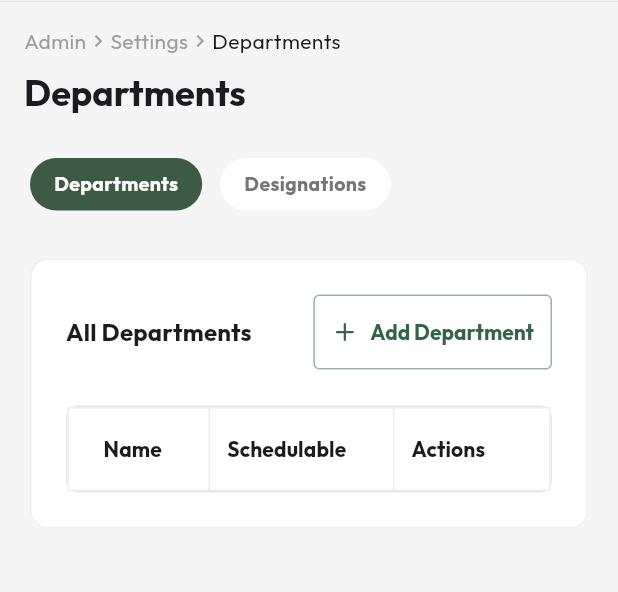
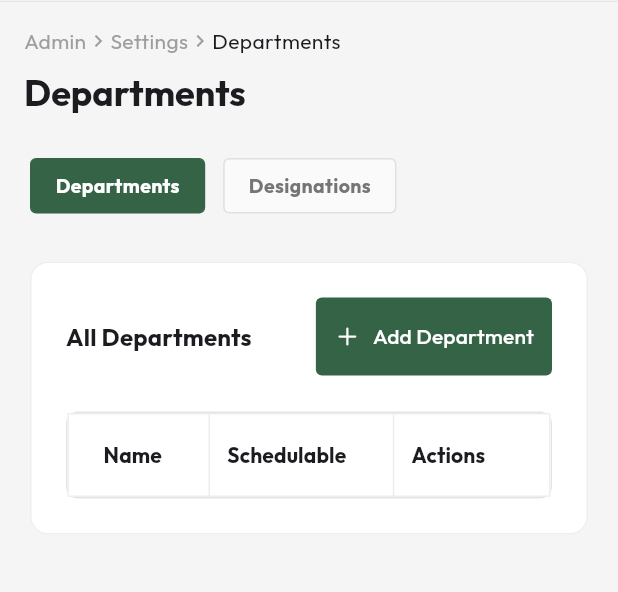
Before and after one commit to sofolitltd/centerassistant, a Flutter app: the DepartmentManagementPage screen opened by its route, on a phone screen of 412 x 824 dp, the part 82-674 px from its top. Run offline on Flutter 3.47's test engine with Material 3 defaults, Android fonts, the phone set to English and light mode, and no system bars; our stand-ins replace cloud_firestore, csv, data_table_2, dropdown_search, firebase_core, firebase_messaging and 12 more; missing offline and left inert: dart:js_interop; accounts and stored records are empty; generated files the repository leaves out were written again.

Commit message:
fix custom tab btn in settings

```diff
--- a/lib/app/admin/features/employees/presentation/pages/department_page.dart
+++ b/lib/app/admin/features/employees/presentation/pages/department_page.dart
@@ -118,7 +118,7 @@ class _DepartmentManagementPageState
                     fontWeight: FontWeight.bold,
                   ),
                 ),
-                OutlinedButton.icon(
+                ElevatedButton.icon(
                   onPressed: () => _showAddDepartmentDialog(),
                   icon: const Icon(LucideIcons.plus, size: 18),
                   label: const Text('Add Department'),
@@ -248,7 +248,7 @@ class _DepartmentManagementPageState
                     fontWeight: FontWeight.bold,
                   ),
                 ),
-                OutlinedButton.icon(
+                ElevatedButton.icon(
                   onPressed: () => _showAddDesignationDialog(deptsAsync),
                   icon: const Icon(LucideIcons.plus, size: 18),
                   label: const Text('Add Designation'),
@@ -620,13 +620,21 @@ class _TabButton extends StatelessWidget {
 
   @override
   Widget build(BuildContext context) {
-    return GestureDetector(
+    return InkWell(
+      borderRadius: BorderRadius.circular(4),
       onTap: onTap,
       child: Container(
         padding: const EdgeInsets.symmetric(horizontal: 16, vertical: 8),
         decoration: BoxDecoration(
-          color: isSelected ? const Color(0xFF3D5A45) : Colors.white,
-          borderRadius: BorderRadius.circular(50),
+          color: isSelected
+              ? Theme.of(context).primaryColor
+              : Colors.grey.shade50,
+          border: Border.all(
+            color: isSelected
+                ? Theme.of(context).primaryColor
+                : Colors.grey.shade300,
+          ),
+          borderRadius: BorderRadius.circular(4),
         ),
         child: Text(
           label,
--- a/lib/app/admin/features/settings/presentation/pages/service_rates_page.dart
+++ b/lib/app/admin/features/settings/presentation/pages/service_rates_page.dart
@@ -215,12 +215,12 @@ class _ServiceRatesPageState extends ConsumerState<ServiceRatesPage> {
     final isSelected = _filter == label;
     return InkWell(
       onTap: () => setState(() => _filter = label),
-      borderRadius: BorderRadius.circular(50),
+      borderRadius: BorderRadius.circular(4),
       child: Container(
         padding: const EdgeInsets.symmetric(horizontal: 16, vertical: 8),
         decoration: BoxDecoration(
           color: isSelected ? Theme.of(context).primaryColor : Colors.white,
-          borderRadius: BorderRadius.circular(50),
+          borderRadius: BorderRadius.circular(4),
           border: Border.all(
             color: isSelected
                 ? Theme.of(context).primaryColor
```
Also changed, not shown: lib/app/admin/features/schedule/presentation/pages/home/widgets/schedule_filter_bar.dart (+6 -1 lines), lib/app/admin/features/settings/presentation/pages/holiday_page.dart (+9 -3 lines), lib/app/admin/features/time_slots/presentation/pages/time_slot_page.dart (+5 -3 lines), 1 other file.
